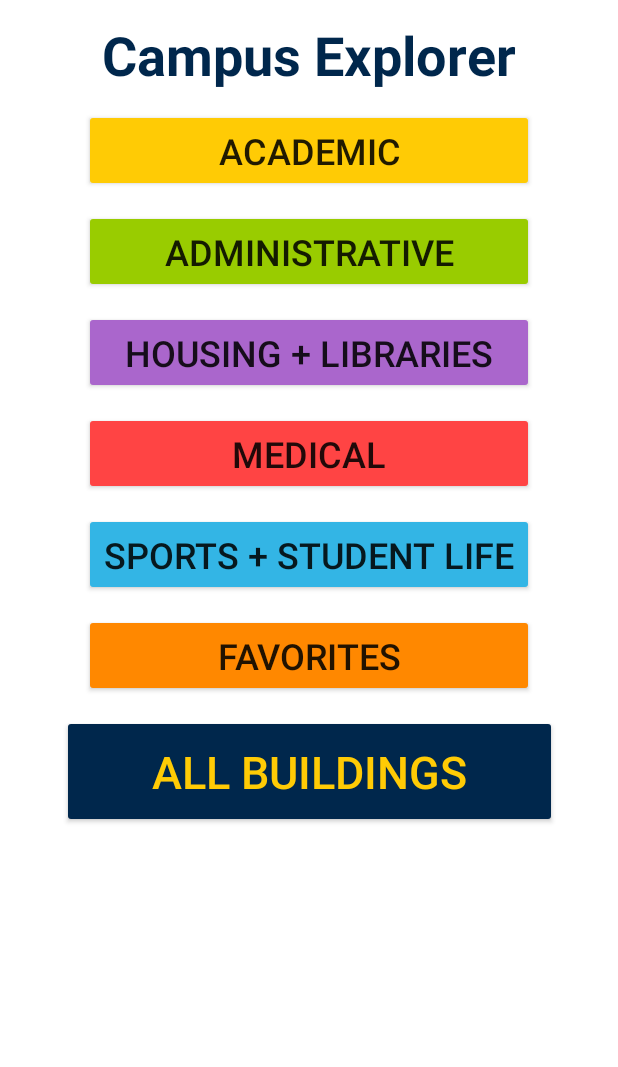
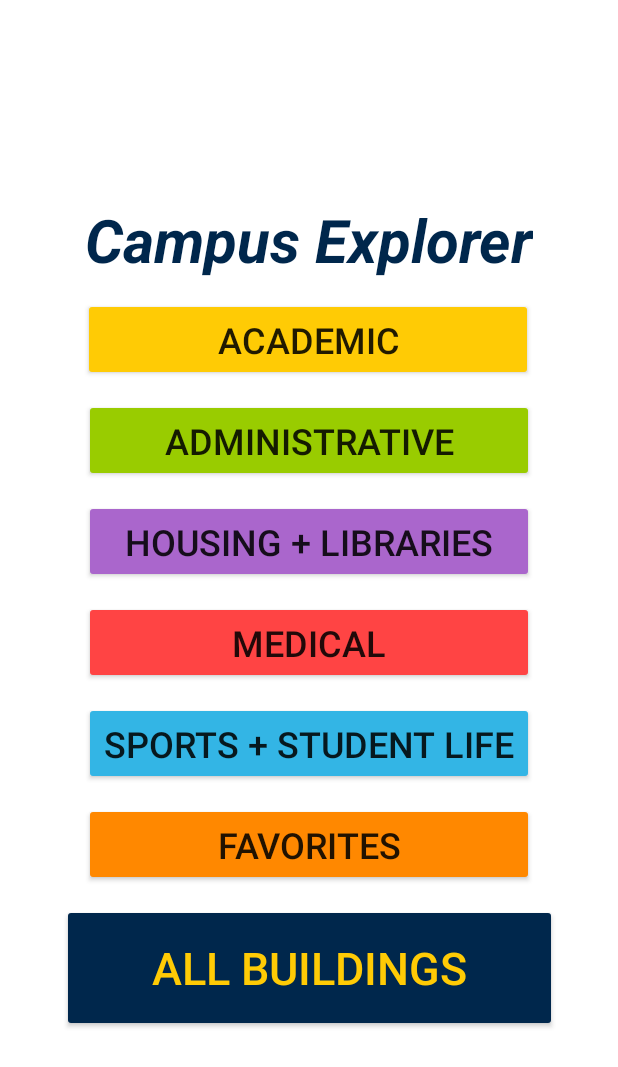
Before and after one commit to jjian4/CampusExplorer, an Android app: the screen it shows after launch (CategoriesActivity), on a phone screen of 412 x 824 dp. Shown: the top 1067 px of the screen. Run offline under Robolectric (Android 15) with nearby library versions, the phone set to English and light mode, and no system bars.

Commit message:
Modified constraints in all activities, Removed back button in Info

```diff
--- a/app/src/main/java/me/jamesjiang/campusexplorer/BuildingInfoActivity.kt
+++ b/app/src/main/java/me/jamesjiang/campusexplorer/BuildingInfoActivity.kt
@@ -36,11 +36,5 @@ class BuildingInfoActivity : AppCompatActivity() {
             startActivity(directionsIntent)
         }
 
-        //Brings user back to BuildingsActivity
-        button_info_goto_main.setOnClickListener {
-            val buildingsIntent = Intent(this, BuildingsActivity::class.java)
-            startActivity(buildingsIntent)
-        }
-
     }
 }
--- a/app/src/main/java/me/jamesjiang/campusexplorer/CategoriesActivity.kt
+++ b/app/src/main/java/me/jamesjiang/campusexplorer/CategoriesActivity.kt
@@ -12,11 +12,18 @@ class CategoriesActivity : AppCompatActivity() {
         setContentView(R.layout.activity_categories)
 
 
-
         button_academic.setOnClickListener {
             sendToBuildingsActivity(BuildingSet.academicBuildings)
         }
+
+        button_administrative.setOnClickListener {
+            //COMPLETE
+        }
+
+        //DO REST OF BUTTONS
     }
+
+
 
     fun sendToBuildingsActivity(buildingsSet: BuildingSet) {
         val buildingsIntent = Intent(this, BuildingsActivity::class.java)
--- a/app/src/main/res/layout/activity_categories.xml
+++ b/app/src/main/res/layout/activity_categories.xml
@@ -2,9 +2,24 @@
 <android.support.constraint.ConstraintLayout xmlns:android="http://schemas.android.com/apk/res/android"
     xmlns:app="http://schemas.android.com/apk/res-auto"
     xmlns:tools="http://schemas.android.com/tools"
+    android:id="@+id/constraint_categories_activity"
     android:layout_width="match_parent"
     android:layout_height="match_parent"
     tools:context=".CategoriesActivity">
+
+    <android.support.constraint.ConstraintLayout
+        android:id="@+id/constraint_categories"
+        android:layout_width="match_parent"
+        android:layout_height="wrap_content"
+        android:layout_marginBottom="8dp"
+        android:layout_marginEnd="16dp"
+        android:layout_marginStart="16dp"
+        android:layout_marginTop="8dp"
+        app:layout_constraintBottom_toBottomOf="parent"
+        app:layout_constraintEnd_toEndOf="parent"
+        app:layout_constraintHorizontal_bias="0.0"
+        app:layout_constraintStart_toStartOf="parent"
+        app:layout_constraintTop_toTopOf="parent">
 
         <TextView
             android:id="@+id/textView_title"
@@ -12,29 +27,89 @@
             android:layout_height="wrap_content"
             android:layout_marginEnd="8dp"
             android:layout_marginStart="8dp"
-        android:layout_marginTop="12dp"
+            android:layout_marginTop="8dp"
             android:text="@string/app_name"
             android:textColor="@color/colorPrimary"
-        android:textSize="36sp"
-        android:textStyle="bold"
+            android:textSize="40sp"
+            android:textStyle="bold|italic"
             app:layout_constraintEnd_toEndOf="parent"
             app:layout_constraintStart_toStartOf="parent"
             app:layout_constraintTop_toTopOf="parent" />
 
-
         <Button
-        android:id="@+id/button_academic"
+            android:id="@+id/button_sports_student_life"
             android:layout_width="300dp"
             android:layout_height="55dp"
             android:layout_marginEnd="8dp"
             android:layout_marginStart="8dp"
             android:layout_marginTop="12dp"
-        android:backgroundTint="@color/colorAccent"
-        android:text="@string/academic_button"
+            android:backgroundTint="@android:color/holo_blue_light"
+            android:text="@string/sports_student_life_button"
             android:textSize="24sp"
             app:layout_constraintEnd_toEndOf="parent"
             app:layout_constraintStart_toStartOf="parent"
-        app:layout_constraintTop_toBottomOf="@+id/textView_title" />
+            app:layout_constraintTop_toBottomOf="@+id/button_medical" />
+
+        <Button
+            android:id="@+id/button_all"
+            android:layout_width="330dp"
+            android:layout_height="85dp"
+            android:layout_marginBottom="12dp"
+            android:layout_marginEnd="8dp"
+            android:layout_marginStart="8dp"
+            android:layout_marginTop="12dp"
+            android:backgroundTint="@color/colorPrimary"
+            android:elevation="0dp"
+            android:text="@string/all_button"
+            android:textColor="@color/colorAccent"
+            android:textSize="30sp"
+            app:layout_constraintBottom_toBottomOf="parent"
+            app:layout_constraintEnd_toEndOf="parent"
+            app:layout_constraintStart_toStartOf="parent"
+            app:layout_constraintTop_toBottomOf="@+id/button_favorites"
+            app:layout_constraintVertical_bias="0.0" />
+
+        <Button
+            android:id="@+id/button_medical"
+            android:layout_width="300dp"
+            android:layout_height="55dp"
+            android:layout_marginEnd="8dp"
+            android:layout_marginStart="8dp"
+            android:layout_marginTop="12dp"
+            android:backgroundTint="@android:color/holo_red_light"
+            android:text="@string/medical_button"
+            android:textSize="24sp"
+            app:layout_constraintEnd_toEndOf="parent"
+            app:layout_constraintStart_toStartOf="parent"
+            app:layout_constraintTop_toBottomOf="@+id/button_housing_libraries" />
+
+        <Button
+            android:id="@+id/button_favorites"
+            android:layout_width="300dp"
+            android:layout_height="55dp"
+            android:layout_marginEnd="8dp"
+            android:layout_marginStart="8dp"
+            android:layout_marginTop="12dp"
+            android:backgroundTint="@android:color/holo_orange_dark"
+            android:text="@string/favorites_button"
+            android:textSize="24sp"
+            app:layout_constraintEnd_toEndOf="parent"
+            app:layout_constraintStart_toStartOf="parent"
+            app:layout_constraintTop_toBottomOf="@+id/button_sports_student_life" />
+
+        <Button
+            android:id="@+id/button_housing_libraries"
+            android:layout_width="300dp"
+            android:layout_height="55dp"
+            android:layout_marginEnd="8dp"
+            android:layout_marginStart="8dp"
+            android:layout_marginTop="12dp"
+            android:backgroundTint="@android:color/holo_purple"
+            android:text="@string/housing_libraries_button"
+            android:textSize="24sp"
+            app:layout_constraintEnd_toEndOf="parent"
+            app:layout_constraintStart_toStartOf="parent"
+            app:layout_constraintTop_toBottomOf="@+id/button_administrative" />
 
         <Button
             android:id="@+id/button_administrative"
@@ -51,75 +126,20 @@
             app:layout_constraintTop_toBottomOf="@+id/button_academic" />
 
         <Button
-        android:id="@+id/button_housing_libraries"
+            android:id="@+id/button_academic"
             android:layout_width="300dp"
             android:layout_height="55dp"
             android:layout_marginEnd="8dp"
             android:layout_marginStart="8dp"
             android:layout_marginTop="12dp"
-        android:backgroundTint="@android:color/holo_purple"
-        android:text="@string/housing_libraries_button"
+            android:backgroundTint="@color/colorAccent"
+            android:text="@string/academic_button"
             android:textSize="24sp"
             app:layout_constraintEnd_toEndOf="parent"
+            app:layout_constraintHorizontal_bias="0.492"
             app:layout_constraintStart_toStartOf="parent"
-        app:layout_constraintTop_toBottomOf="@+id/button_administrative" />
+            app:layout_constraintTop_toBottomOf="@+id/textView_title" />
+    </android.support.constraint.ConstraintLayout>
 
-    <Button
-        android:id="@+id/button_medical"
-        android:layout_width="300dp"
-        android:layout_height="55dp"
-        android:layout_marginEnd="8dp"
-        android:layout_marginStart="8dp"
-        android:layout_marginTop="12dp"
-        android:backgroundTint="@android:color/holo_red_light"
-        android:text="@string/medical_button"
-        android:textSize="24sp"
-        app:layout_constraintEnd_toEndOf="parent"
-        app:layout_constraintStart_toStartOf="parent"
-        app:layout_constraintTop_toBottomOf="@+id/button_housing_libraries" />
-
-    <Button
-        android:id="@+id/button_sports_student_life"
-        android:layout_width="300dp"
-        android:layout_height="55dp"
-        android:layout_marginEnd="8dp"
-        android:layout_marginStart="8dp"
-        android:layout_marginTop="12dp"
-        android:backgroundTint="@android:color/holo_blue_light"
-        android:text="@string/sports_student_life_button"
-        android:textSize="24sp"
-        app:layout_constraintEnd_toEndOf="parent"
-        app:layout_constraintStart_toStartOf="parent"
-        app:layout_constraintTop_toBottomOf="@+id/button_medical" />
-
-    <Button
-        android:id="@+id/button_favorites"
-        android:layout_width="300dp"
-        android:layout_height="55dp"
-        android:layout_marginEnd="8dp"
-        android:layout_marginStart="8dp"
-        android:layout_marginTop="12dp"
-        android:backgroundTint="@android:color/holo_orange_dark"
-        android:text="@string/favorites_button"
-        android:textSize="24sp"
-        app:layout_constraintEnd_toEndOf="parent"
-        app:layout_constraintStart_toStartOf="parent"
-        app:layout_constraintTop_toBottomOf="@+id/button_sports_student_life" />
-
-    <Button
-        android:id="@+id/button_all"
-        android:layout_width="330dp"
-        android:layout_height="75dp"
-        android:layout_marginEnd="8dp"
-        android:layout_marginStart="8dp"
-        android:layout_marginTop="12dp"
-        android:backgroundTint="@color/colorPrimary"
-        android:elevation="0dp"
-        android:text="@string/all_button"
-        android:textColor="@color/colorAccent"
-        android:textSize="30sp"
-        app:layout_constraintEnd_toEndOf="parent"
-        app:layout_constraintStart_toStartOf="parent"
-        app:layout_constraintTop_toBottomOf="@+id/button_favorites" />
 
 </android.support.constraint.ConstraintLayout>
--- a/app/src/main/res/layout/buildings_row.xml
+++ b/app/src/main/res/layout/buildings_row.xml
@@ -9,14 +9,14 @@
         android:id="@+id/textView_building_name"
         android:layout_width="0dp"
         android:layout_height="wrap_content"
-        android:layout_marginBottom="8dp"
+        android:layout_marginBottom="12dp"
         android:layout_marginEnd="8dp"
-        android:layout_marginTop="8dp"
+        android:layout_marginTop="12dp"
         android:paddingBottom="5dp"
         android:paddingTop="5dp"
         android:text="[Building name]"
         android:textColor="@color/colorPrimary"
-        android:textSize="18sp"
+        android:textSize="20sp"
         app:layout_constraintBottom_toBottomOf="parent"
         app:layout_constraintEnd_toStartOf="@+id/textview_area"
         app:layout_constraintStart_toStartOf="parent"
--- a/app/src/main/res/values/strings.xml
+++ b/app/src/main/res/values/strings.xml
@@ -13,7 +13,6 @@
 
     <string name="info_website_button">Website</string>
     <string name="info_directions_button">Directions</string>
-    <string name="info_goto_main_button">Back</string>
     <string name="info_map_uri_beginning">https://www.google.com/maps/dir/?api=1&amp;destination=university+of+michigan+</string>
 
 </resources>
```
Also changed, not shown: app/src/main/res/layout/activity_building_info.xml (+32 -32 lines), app/src/main/res/layout/activity_buildings.xml (+6 -6 lines). Lines whose indentation alone changed are shown as unchanged.
